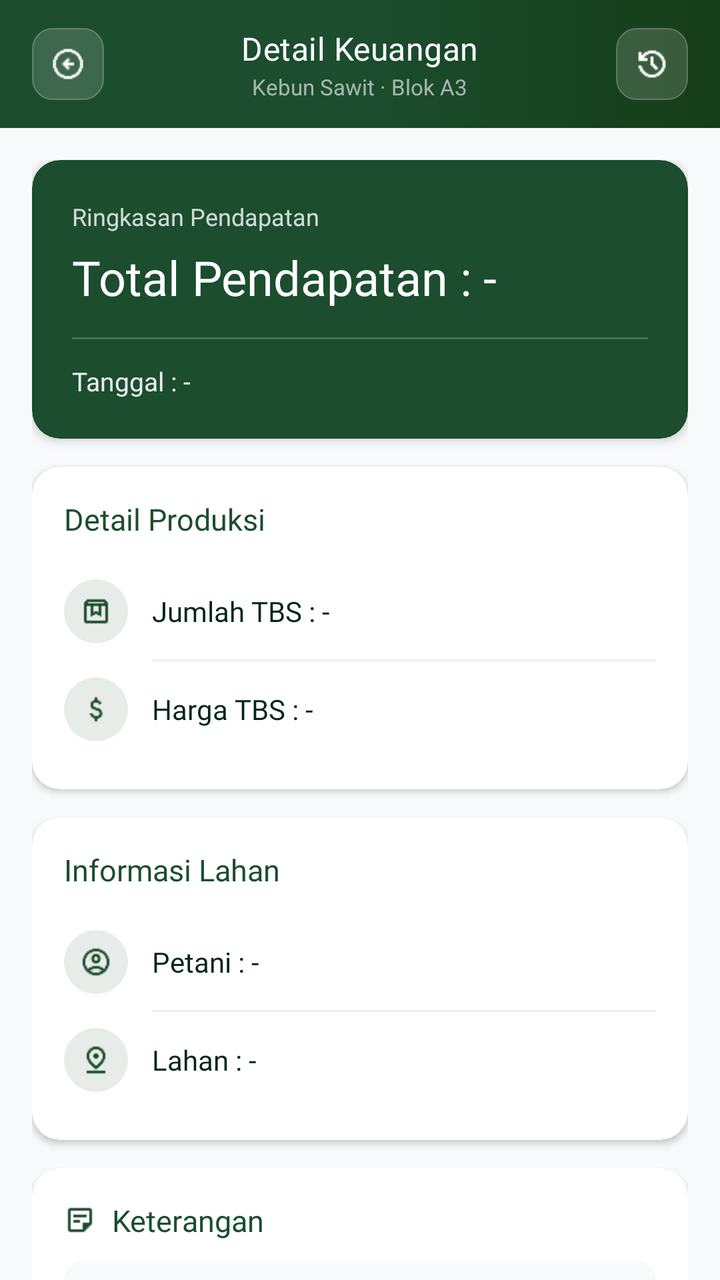
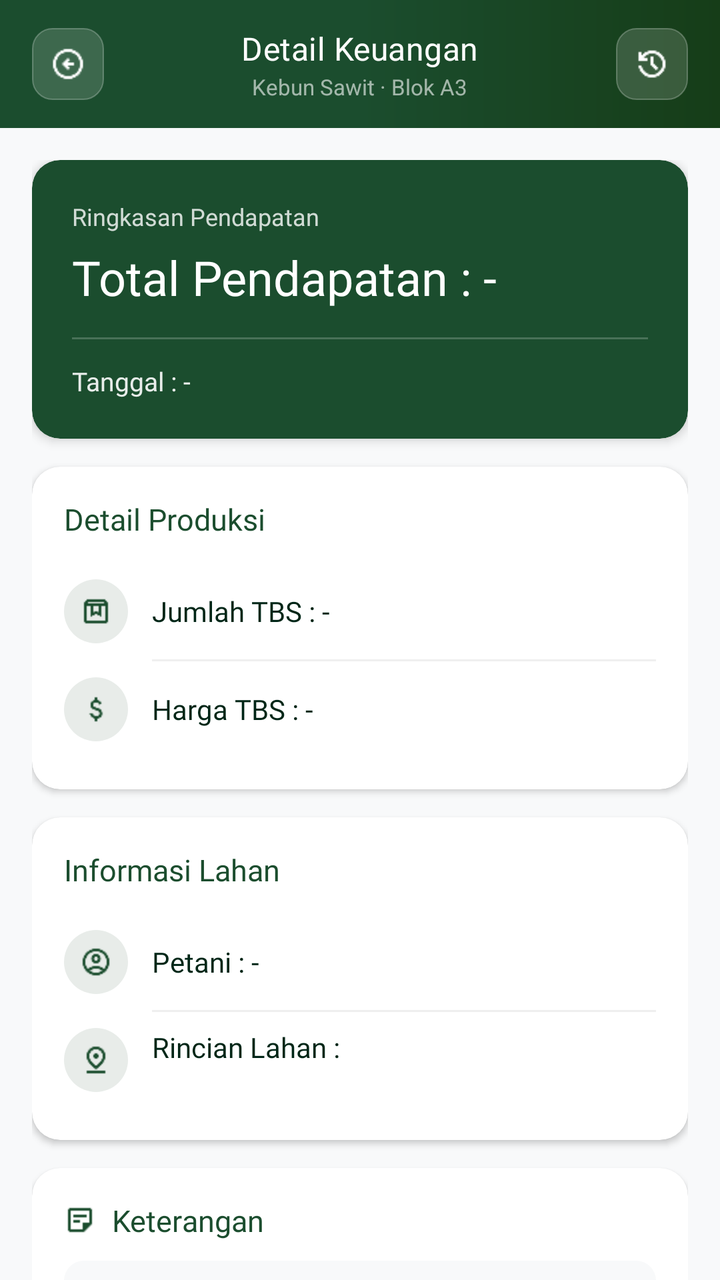

Screens rendered from an Android XML layout before and after an edit, with the pre-edit source and the edit as a unified diff.
<!-- AndroidManifest.xml: application theme Theme.Notasawit -->
<!-- res/layout/activity_riwayat_pemasukan.xml -->
<?xml version="1.0" encoding="utf-8"?>
<androidx.constraintlayout.widget.ConstraintLayout xmlns:android="http://schemas.android.com/apk/res/android"
    xmlns:app="http://schemas.android.com/apk/res-auto"
    xmlns:tools="http://schemas.android.com/tools"
    android:id="@+id/main"
    android:layout_width="match_parent"
    android:layout_height="match_parent"
    android:background="#F8F9FA"
    tools:context=".DetailRiwayatKeuangan.RiwayatPemasukanActivity">

    
    <LinearLayout
        android:id="@+id/toolbar"
        android:layout_width="match_parent"
        android:layout_height="wrap_content"
        android:orientation="vertical"
        app:layout_constraintTop_toTopOf="parent">

        
        <LinearLayout
            android:layout_width="match_parent"
            android:layout_height="64dp"
            android:orientation="horizontal"
            android:gravity="center_vertical"
            android:paddingStart="16dp"
            android:paddingEnd="16dp"
            android:background="@drawable/bg_toolbar_gradient">

            
            <LinearLayout
                android:id="@+id/btnBack"
                android:layout_width="36dp"
                android:layout_height="36dp"
                android:gravity="center"
                android:background="@drawable/bg_toolbar_btn"
                android:clickable="true"
                android:focusable="true">

                <ImageView
                    android:layout_width="18dp"
                    android:layout_height="18dp"
                    android:src="@drawable/ic_arrow_left"
                    app:tint="#FFFFFF"
                    android:contentDescription="Kembali" />
            </LinearLayout>

            
            <LinearLayout
                android:layout_width="0dp"
                android:layout_height="wrap_content"
                android:layout_weight="1"
                android:orientation="vertical"
                android:gravity="center_horizontal"
                android:layout_marginStart="12dp"
                android:layout_marginEnd="12dp">

                <TextView
                    android:layout_width="wrap_content"
                    android:layout_height="wrap_content"
                    android:text="Detail Keuangan"
                    android:textColor="#FFFFFF"
                    android:textSize="16sp"
                    android:fontFamily="@font/poppins_bold"
                    android:letterSpacing="0.01" />

                <TextView
                    android:layout_width="wrap_content"
                    android:layout_height="wrap_content"
                    android:text="Kebun Sawit · Blok A3"
                    android:textColor="#99FFFFFF"
                    android:textSize="11sp"
                    android:layout_marginTop="1dp" />
            </LinearLayout>

            
            <LinearLayout
                android:id="@+id/btnRiwayat"
                android:layout_width="36dp"
                android:layout_height="36dp"
                android:gravity="center"
                android:background="@drawable/bg_toolbar_btn"
                android:clickable="true"
                android:focusable="true">

                <ImageView
                    android:layout_width="18dp"
                    android:layout_height="18dp"
                    android:src="@drawable/ic_history"
                    app:tint="#FFFFFF"
                    android:contentDescription="Riwayat" />
            </LinearLayout>

        </LinearLayout>

    </LinearLayout>

    

    <ScrollView
        android:layout_width="match_parent"
        android:layout_height="0dp"
        android:paddingStart="16dp"
        android:paddingEnd="16dp"
        android:paddingTop="16dp"
        android:paddingBottom="28dp"
        android:clipToPadding="false"
        android:scrollbars="none"
        app:layout_constraintTop_toBottomOf="@id/toolbar"
        app:layout_constraintBottom_toBottomOf="parent">

        <LinearLayout
            android:layout_width="match_parent"
            android:layout_height="wrap_content"
            android:orientation="vertical">

            


            
            <androidx.cardview.widget.CardView
                android:layout_width="match_parent"
                android:layout_height="wrap_content"
                android:layout_marginBottom="14dp"
                app:cardCornerRadius="14dp"
                app:cardElevation="3dp">

                <LinearLayout
                    android:layout_width="match_parent"
                    android:layout_height="wrap_content"
                    android:orientation="vertical"
                    android:padding="20dp"
                    android:background="@drawable/bg_card_gradient_green">

                    <TextView
                        android:layout_width="wrap_content"
                        android:layout_height="wrap_content"
                        android:text="Ringkasan Pendapatan"
                        android:textColor="#CCFFFFFF"
                        android:textSize="12sp"
                        android:fontFamily="@font/poppins_medium" />

                    <TextView
                        android:id="@+id/tvTotalPendapatan"
                        android:layout_width="match_parent"
                        android:layout_height="wrap_content"
                        android:layout_marginTop="6dp"
                        android:text="Total Pendapatan : -"
                        android:textColor="#FFFFFF"
                        android:textSize="24sp"
                        android:fontFamily="@font/poppins_bold" />

                    <View
                        android:layout_width="match_parent"
                        android:layout_height="1dp"
                        android:layout_marginTop="14dp"
                        android:layout_marginBottom="12dp"
                        android:background="#33FFFFFF" />

                    <TextView
                        android:id="@+id/tvTanggal"
                        android:layout_width="match_parent"
                        android:layout_height="wrap_content"
                        android:text="Tanggal : -"
                        android:textColor="#E6FFFFFF"
                        android:textSize="13sp"
                        android:fontFamily="@font/poppins_medium" />

                </LinearLayout>

            </androidx.cardview.widget.CardView>

            
            <androidx.cardview.widget.CardView
                android:layout_width="match_parent"
                android:layout_height="wrap_content"
                android:layout_marginBottom="14dp"
                app:cardCornerRadius="14dp"
                android:backgroundTint="@color/white"
                app:cardElevation="2dp">

                <LinearLayout
                    android:layout_width="match_parent"
                    android:layout_height="wrap_content"
                    android:orientation="vertical"
                    android:padding="16dp">

                    <TextView
                        android:layout_width="wrap_content"
                        android:layout_height="wrap_content"
                        android:text="Detail Produksi"
                        android:textColor="#1B4D2E"
                        android:textSize="15sp"
                        android:fontFamily="@font/poppins_semibold"
                        android:layout_marginBottom="12dp" />

                    
                    <LinearLayout
                        android:layout_width="match_parent"
                        android:layout_height="wrap_content"
                        android:orientation="horizontal"
                        android:gravity="center_vertical"
                        android:paddingTop="8dp"
                        android:paddingBottom="8dp">

                        <FrameLayout
                            android:layout_width="32dp"
                            android:layout_height="32dp"
                            android:background="@drawable/bg_icon_chip">

                            <ImageView
                                android:layout_width="16dp"
                                android:layout_height="16dp"
                                android:layout_gravity="center"
                                android:src="@drawable/ic_box"
                                app:tint="#1B4D2E"
                                android:contentDescription="@null" />
                        </FrameLayout>

                        <TextView
                            android:id="@+id/tvJumlahTbs"
                            android:layout_width="0dp"
                            android:layout_height="wrap_content"
                            android:layout_weight="1"
                            android:layout_marginStart="12dp"
                            android:text="Jumlah TBS : -"
                            android:textColor="#002617"
                            android:textSize="14sp"
                            android:fontFamily="@font/poppins_medium" />
                    </LinearLayout>

                    <View
                        android:layout_width="match_parent"
                        android:layout_height="1dp"
                        android:layout_marginStart="44dp"
                        android:background="#EFEFEF" />

                    
                    <LinearLayout
                        android:layout_width="match_parent"
                        android:layout_height="wrap_content"
                        android:orientation="horizontal"
                        android:gravity="center_vertical"
                        android:paddingTop="8dp"
                        android:paddingBottom="8dp">

                        <FrameLayout
                            android:layout_width="32dp"
                            android:layout_height="32dp"
                            android:background="@drawable/bg_icon_chip">

                            <ImageView
                                android:layout_width="16dp"
                                android:layout_height="16dp"
                                android:layout_gravity="center"
                                android:src="@drawable/ic_money"
                                app:tint="#1B4D2E"
                                android:contentDescription="@null" />
                        </FrameLayout>

                        <TextView
                            android:id="@+id/tvHargaTbs"
                            android:layout_width="0dp"
                            android:layout_height="wrap_content"
                            android:layout_weight="1"
                            android:layout_marginStart="12dp"
                            android:text="Harga TBS : -"
                            android:textColor="#002617"
                            android:textSize="14sp"
                            android:fontFamily="@font/poppins_medium" />
                    </LinearLayout>

                </LinearLayout>

            </androidx.cardview.widget.CardView>

            
            <androidx.cardview.widget.CardView
                android:layout_width="match_parent"
                android:layout_height="wrap_content"
                android:layout_marginBottom="14dp"
                app:cardCornerRadius="14dp"
                android:backgroundTint="@color/white"
                app:cardElevation="2dp">

                <LinearLayout
                    android:layout_width="match_parent"
                    android:layout_height="wrap_content"
                    android:orientation="vertical"
                    android:padding="16dp">

                    <TextView
                        android:layout_width="wrap_content"
                        android:layout_height="wrap_content"
                        android:text="Informasi Lahan"
                        android:textColor="#1B4D2E"
                        android:textSize="15sp"
                        android:fontFamily="@font/poppins_semibold"
                        android:layout_marginBottom="12dp" />

                    
                    <LinearLayout
                        android:layout_width="match_parent"
                        android:layout_height="wrap_content"
                        android:orientation="horizontal"
                        android:gravity="center_vertical"
                        android:paddingTop="8dp"
                        android:paddingBottom="8dp">

                        <FrameLayout
                            android:layout_width="32dp"
                            android:layout_height="32dp"
                            android:background="@drawable/bg_icon_chip">

                            <ImageView
                                android:layout_width="16dp"
                                android:layout_height="16dp"
                                android:layout_gravity="center"
                                android:src="@drawable/ic_profile"
                                app:tint="#1B4D2E"
                                android:contentDescription="@null" />
                        </FrameLayout>

                        <TextView
                            android:id="@+id/tvPetani"
                            android:layout_width="0dp"
                            android:layout_height="wrap_content"
                            android:layout_weight="1"
                            android:layout_marginStart="12dp"
                            android:text="Petani : -"
                            android:textColor="#002617"
                            android:textSize="14sp"
                            android:fontFamily="@font/poppins_medium" />
                    </LinearLayout>

                    <View
                        android:layout_width="match_parent"
                        android:layout_height="1dp"
                        android:layout_marginStart="44dp"
                        android:background="#EFEFEF" />

                    
                    <LinearLayout
                        android:layout_width="match_parent"
                        android:layout_height="wrap_content"
                        android:orientation="horizontal"
                        android:gravity="center_vertical"
                        android:paddingTop="8dp"
                        android:paddingBottom="8dp">

                        <FrameLayout
                            android:layout_width="32dp"
                            android:layout_height="32dp"
                            android:background="@drawable/bg_icon_chip">

                            <ImageView
                                android:layout_width="16dp"
                                android:layout_height="16dp"
                                android:layout_gravity="center"
                                android:src="@drawable/ic_map_pin"
                                app:tint="#1B4D2E"
                                android:contentDescription="@null" />
                        </FrameLayout>

                        <TextView
                            android:id="@+id/tvLahan"
                            android:layout_width="0dp"
                            android:layout_height="wrap_content"
                            android:layout_weight="1"
                            android:layout_marginStart="12dp"
                            android:text="Lahan : -"
                            android:textColor="#002617"
                            android:textSize="14sp"
                            android:fontFamily="@font/poppins_medium" />
                    </LinearLayout>

                </LinearLayout>

            </androidx.cardview.widget.CardView>

            
            <androidx.cardview.widget.CardView
                android:layout_width="match_parent"
                android:layout_height="wrap_content"
                app:cardCornerRadius="14dp"
                android:backgroundTint="@color/white"
                app:cardElevation="2dp">

                <LinearLayout
                    android:layout_width="match_parent"
                    android:layout_height="wrap_content"
                    android:orientation="vertical"
                    android:padding="16dp">

                    <LinearLayout
                        android:layout_width="wrap_content"
                        android:layout_height="wrap_content"
                        android:orientation="horizontal"
                        android:gravity="center_vertical"
                        android:layout_marginBottom="10dp">

                        <ImageView
                            android:layout_width="16dp"
                            android:layout_height="16dp"
                            android:src="@drawable/ic_note"
                            app:tint="#1B4D2E"
                            android:contentDescription="@null" />

                        <TextView
                            android:layout_width="wrap_content"
                            android:layout_height="wrap_content"
                            android:layout_marginStart="8dp"
                            android:text="Keterangan"
                            android:textColor="#1B4D2E"
                            android:textSize="15sp"
                            android:fontFamily="@font/poppins_semibold" />
                    </LinearLayout>

                    <TextView
                        android:id="@+id/tvKeterangan"
                        android:layout_width="match_parent"
                        android:layout_height="wrap_content"
                        android:padding="12dp"
                        android:background="@drawable/bg_keterangan_box"
                        android:text="Keterangan : -"
                        android:textColor="#666666"
                        android:textSize="13sp"
                        android:lineSpacingExtra="3dp"
                        android:fontFamily="@font/poppins_medium" />

                </LinearLayout>

            </androidx.cardview.widget.CardView>
            <FrameLayout
                android:layout_width="match_parent"
                android:layout_height="wrap_content"
                android:layout_marginTop="14dp"
                android:layout_marginBottom="20dp">

                <androidx.cardview.widget.CardView
                    android:layout_width="match_parent"
                    android:layout_height="220dp"
                    app:cardCornerRadius="14dp"
                    app:cardElevation="3dp"
                    app:cardBackgroundColor="#F8F9FA">

                    <ImageView
                        android:id="@+id/imgBuktiProduksi"
                        android:layout_width="match_parent"
                        android:layout_height="match_parent"
                        android:scaleType="centerCrop"
                        android:src="@drawable/ic_camera"
                        android:contentDescription="Foto Bukti Produksi" />

                </androidx.cardview.widget.CardView>

                <TextView
                    android:id="@+id/tvStatus"
                    android:layout_width="wrap_content"
                    android:layout_height="wrap_content"
                    android:layout_gravity="top|end"
                    android:layout_margin="12dp"
                    android:background="@drawable/bg_badge_status"
                    android:paddingStart="14dp"
                    android:paddingEnd="14dp"
                    android:paddingTop="6dp"
                    android:paddingBottom="6dp"
                    android:text="Status : -"
                    android:textColor="#FFFFFF"
                    android:textSize="12sp"
                    android:fontFamily="@font/poppins_semibold" />

            </FrameLayout>

        </LinearLayout>

    </ScrollView>

</androidx.constraintlayout.widget.ConstraintLayout>
<!-- resources referenced by this layout -->
<resources>
  <color name="white">#FFFFFFFF</color>
  <!-- drawable bg_badge_status (drawable) -->
  <shape xmlns:android="http://schemas.android.com/apk/res/android" android:shape="rectangle">
      <solid android:color="#1B4D2E" />
      <corners android:radius="20dp" />
  </shape>
  <!-- drawable bg_card_gradient_green (drawable) -->
  <shape xmlns:android="http://schemas.android.com/apk/res/android" android:shape="rectangle">
      <gradient
          android:angle="135"
          android:startColor="#1B4D2E"
          android:endColor="#1B4D2E"
          android:type="linear" />
      <corners android:radius="14dp" />
  </shape>
  <!-- drawable bg_icon_chip (drawable) -->
  <shape xmlns:android="http://schemas.android.com/apk/res/android" android:shape="oval">
      <solid android:color="#E8ECE9" />
  </shape>
  <!-- drawable bg_keterangan_box (drawable) -->
  <shape xmlns:android="http://schemas.android.com/apk/res/android" android:shape="rectangle">
      <solid android:color="#F8F9FA" />
      <corners android:radius="10dp" />
  </shape>
  <!-- drawable bg_toolbar_btn (drawable) -->
  <?xml version="1.0" encoding="utf-8"?>
  <selector xmlns:android="http://schemas.android.com/apk/res/android">
  
      
      <item android:state_pressed="true">
          <shape android:shape="rectangle">
              <solid android:color="#40FFFFFF" />
              <stroke android:width="0.5dp" android:color="#60FFFFFF" />
              <corners android:radius="10dp" />
          </shape>
      </item>
  
      
      <item>
          <shape android:shape="rectangle">
              <solid android:color="#26FFFFFF" />
              <stroke android:width="0.5dp" android:color="#40FFFFFF" />
              <corners android:radius="10dp" />
          </shape>
      </item>
  
  </selector>
  <!-- drawable bg_toolbar_gradient (drawable) -->
  <?xml version="1.0" encoding="utf-8"?>
  <shape xmlns:android="http://schemas.android.com/apk/res/android">
      <gradient
          android:type="linear"
          android:angle="180"
          android:startColor="#163D18"
          android:centerColor="#1B4D2E"
          android:endColor="#1B4D2E" />
  </shape>
  <!-- drawable ic_box: png bitmap (drawable, 330 bytes) -->
  <!-- drawable ic_camera (drawable) -->
  <vector xmlns:android="http://schemas.android.com/apk/res/android" android:height="24dp" android:tint="@color/agri_green_dark" android:viewportHeight="24" android:viewportWidth="24" android:width="24dp">
        
      <path android:fillColor="@color/agri_green_dark" android:pathData="M12,12m-3.2,0a3.2,3.2 0,1 1,6.4 0a3.2,3.2 0,1 1,-6.4 0"/>
        
      <path android:fillColor="@color/agri_green_dark" android:pathData="M9,2L7.17,4L4,4c-1.1,0 -2,0.9 -2,2v12c0,1.1 0.9,2 2,2h16c1.1,0 2,-0.9 2,-2L22,6c0,-1.1 -0.9,-2 -2,-2h-3.17L15,2L9,2zM12,17c-2.76,0 -5,-2.24 -5,-5s2.24,-5 5,-5 5,2.24 5,5 -2.24,5 -5,5z"/>
      
  </vector>
  <!-- drawable ic_map_pin: png bitmap (drawable, 497 bytes) -->
  <!-- drawable ic_money: png bitmap (drawable, 469 bytes) -->
  <!-- drawable ic_note: png bitmap (drawable, 261 bytes) -->
  <!-- drawable ic_profile: png bitmap (drawable, 700 bytes) -->
  <style name="Theme.Notasawit" parent="Base.Theme.Notasawit" />
  <color name="agri_green_dark">@color/primary</color>
  <style name="Base.Theme.Notasawit" parent="Theme.Material3.Light.NoActionBar">
          
          <item name="colorPrimary">@color/primary</item>
          <item name="colorSecondary">@color/secondary</item>
          <item name="colorTertiary">@color/tertiary</item>
          <item name="android:statusBarColor">@color/white</item>
          <item name="android:windowLightStatusBar">true</item>
          
          <item name="elevationOverlayEnabled">false</item>
          <item name="colorSurface">@color/white</item>
          
          <item name="colorControlNormal">@color/tertiary</item>
          <item name="colorControlActivated">@color/primary</item>
      </style>
  <color name="primary">#1B4D2E</color>
  <color name="secondary">#D4AF37</color>
  <color name="tertiary">#002617</color>
  <!-- unchanged entries left out for length: 2 -->
</resources>

<!-- the commit's change to res/layout/activity_riwayat_pemasukan.xml (unified diff, before → after) -->
@@ -343,7 +343,7 @@
                         android:layout_width="match_parent"
                         android:layout_height="wrap_content"
                         android:orientation="horizontal"
-                        android:gravity="center_vertical"
+                        android:gravity="top"
                         android:paddingTop="8dp"
                         android:paddingBottom="8dp">
 
@@ -367,9 +367,10 @@
                             android:layout_height="wrap_content"
                             android:layout_weight="1"
                             android:layout_marginStart="12dp"
-                            android:text="Lahan : -"
+                            android:text="Rincian Lahan :"
                             android:textColor="#002617"
                             android:textSize="14sp"
+                            android:lineSpacingExtra="3dp"
                             android:fontFamily="@font/poppins_medium" />
                     </LinearLayout>
 
